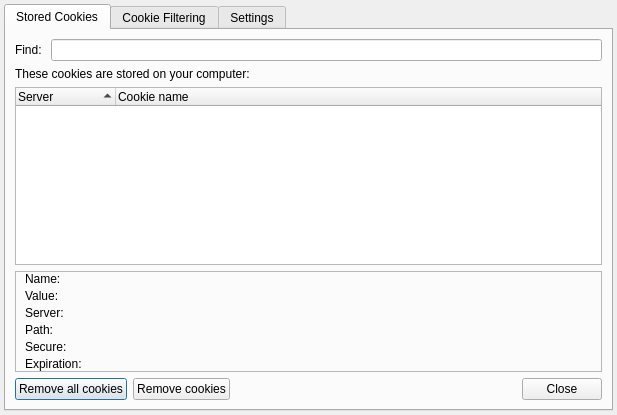
The window that src/lib/cookies/cookiemanager.ui (QupZilla/qupzilla) describes before a commit, drawn with Qt 5.
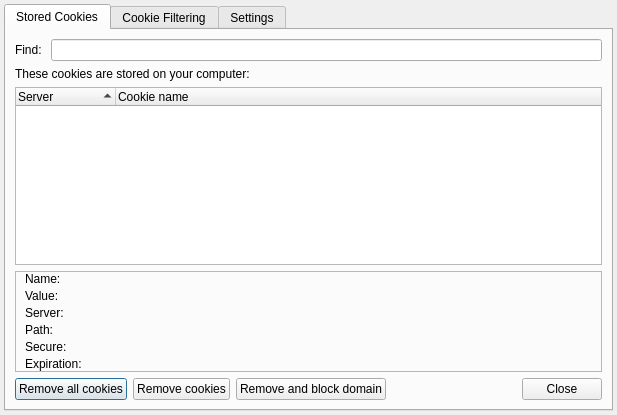
The same window after the commit. Custom widgets are drawn as their Qt base class.

Commit message: Add 'Remove and block domain' button to the cookie manager

```diff
--- a/src/lib/cookies/cookiemanager.ui
+++ b/src/lib/cookies/cookiemanager.ui
@@ -225,6 +225,13 @@
             </property>
            </widget>
           </item>
+          <item>
+           <widget class="QPushButton" name="blockDomain">
+            <property name="text">
+             <string>Remove and block domain</string>
+            </property>
+           </widget>
+          </item>
           <item>
            <widget class="QDialogButtonBox" name="close">
             <property name="sizePolicy">
```
The commit also changes 2 other files.
